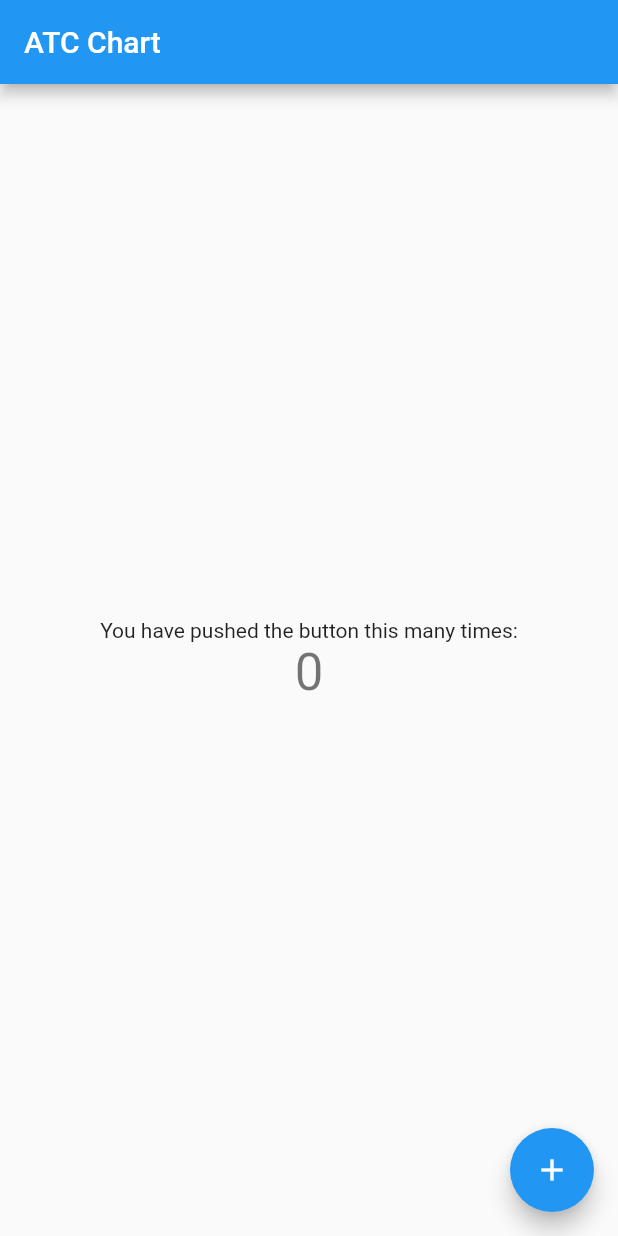
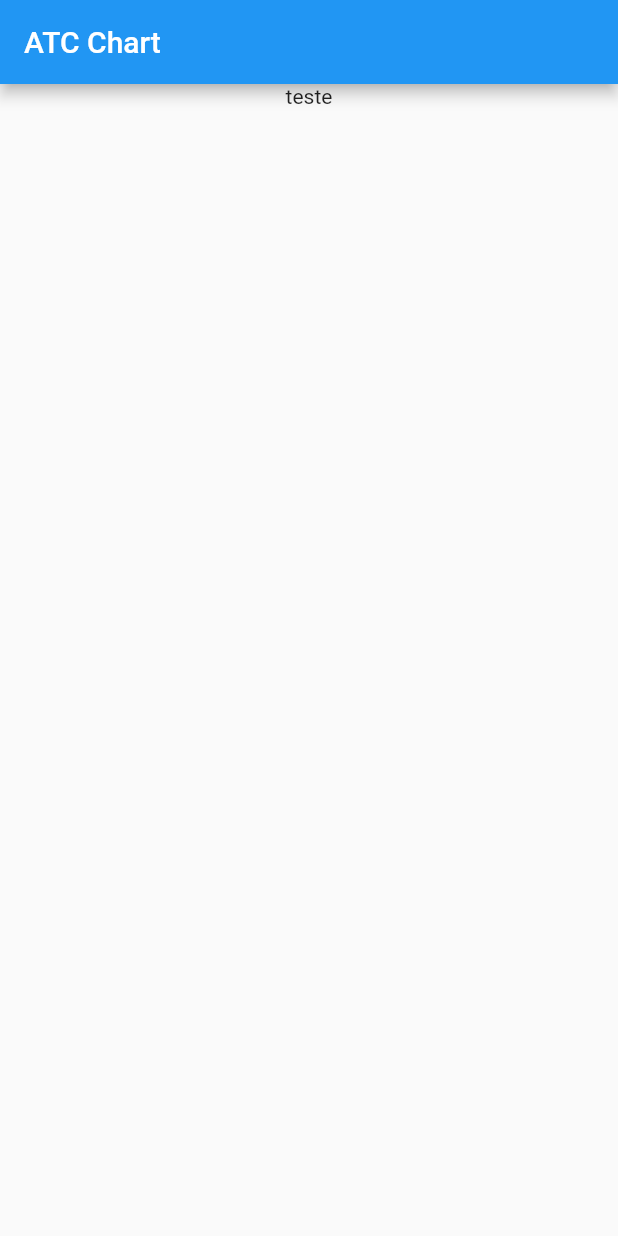
Before and after one commit to Giovane-Oliveira/atc_charts, a Flutter app: the screen it shows after launch, on a phone screen of 412 x 824 dp. Run offline on Flutter 3.47's test engine with Material 2 defaults, Android fonts, the light colour scheme and no system bars.

Commit message:
Versão atualizada

```diff
--- a/lib/main.dart
+++ b/lib/main.dart
@@ -54,23 +54,16 @@ class _MyHomePageState extends State<MyHomePage> {
 
         child: Column(
 
-          mainAxisAlignment: MainAxisAlignment.center,
+          mainAxisAlignment: MainAxisAlignment.start,
           children: <Widget>[
-            const Text(
-              'You have pushed the button this many times:',
-            ),
-            Text(
-              '$_counter',
-              style: Theme.of(context).textTheme.headline4,
-            ),
+           Text(
+             "teste",
+           ),
+
           ],
         ),
       ),
-      floatingActionButton: FloatingActionButton(
-        onPressed: _incrementCounter,
-        tooltip: 'Increment',
-        child: const Icon(Icons.add),
-      ), // This trailing comma makes auto-formatting nicer for build methods.
+
     );
   }
 }
```
